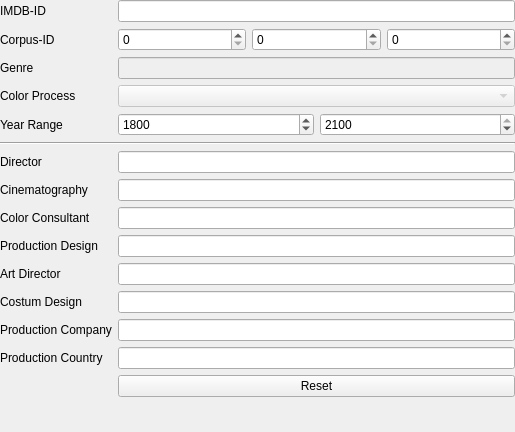
Qt form qt_ui/visualizer/FilmographyQueryWidget.ui (FilmColors/VIAN) before a commit.
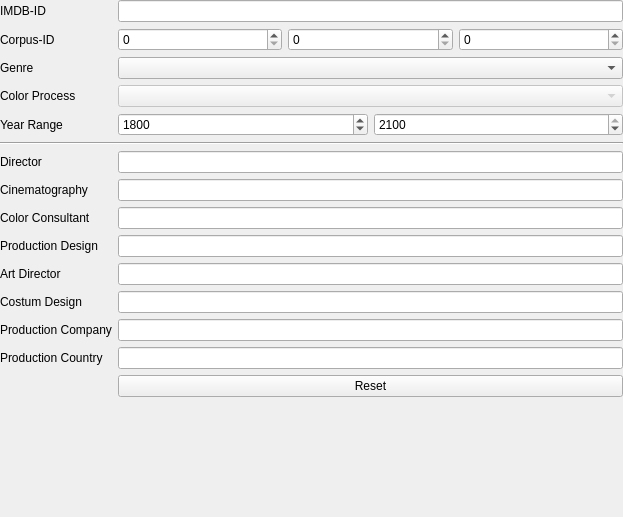
The same form after that commit.

Commit message: Genre Filtering

What changed in the file:
```diff
--- a/qt_ui/visualizer/FilmographyQueryWidget.ui
+++ b/qt_ui/visualizer/FilmographyQueryWidget.ui
@@ -6,8 +6,8 @@
    <rect>
     <x>0</x>
     <y>0</y>
-    <width>515</width>
-    <height>432</height>
+    <width>623</width>
+    <height>517</height>
    </rect>
   </property>
   <property name="windowTitle">
@@ -221,13 +221,6 @@
      </property>
     </widget>
    </item>
-   <item row="2" column="1">
-    <widget class="QLineEdit" name="lineEdit_Genre">
-     <property name="enabled">
-      <bool>false</bool>
-     </property>
-    </widget>
-   </item>
    <item row="14" column="1">
     <layout class="QHBoxLayout" name="horizontalLayout_3">
      <item>
@@ -282,6 +275,9 @@
      </property>
     </widget>
    </item>
+   <item row="2" column="1">
+    <widget class="QComboBox" name="comboBox_Genre"/>
+   </item>
   </layout>
  </widget>
  <resources/>
```
The commit also changes 2 other files.
